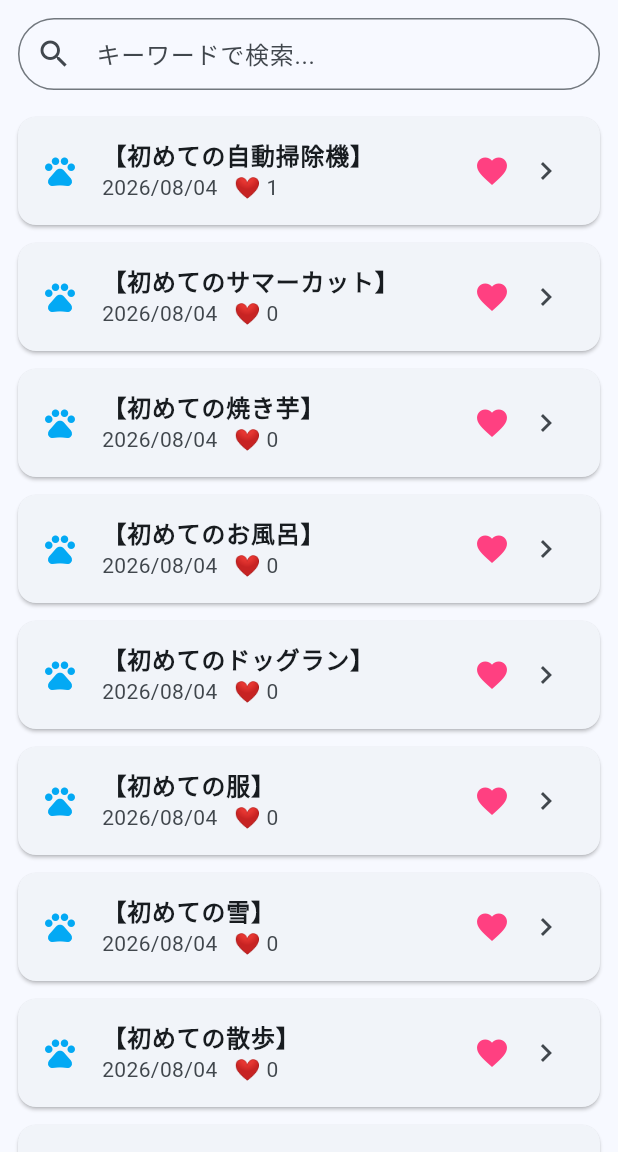
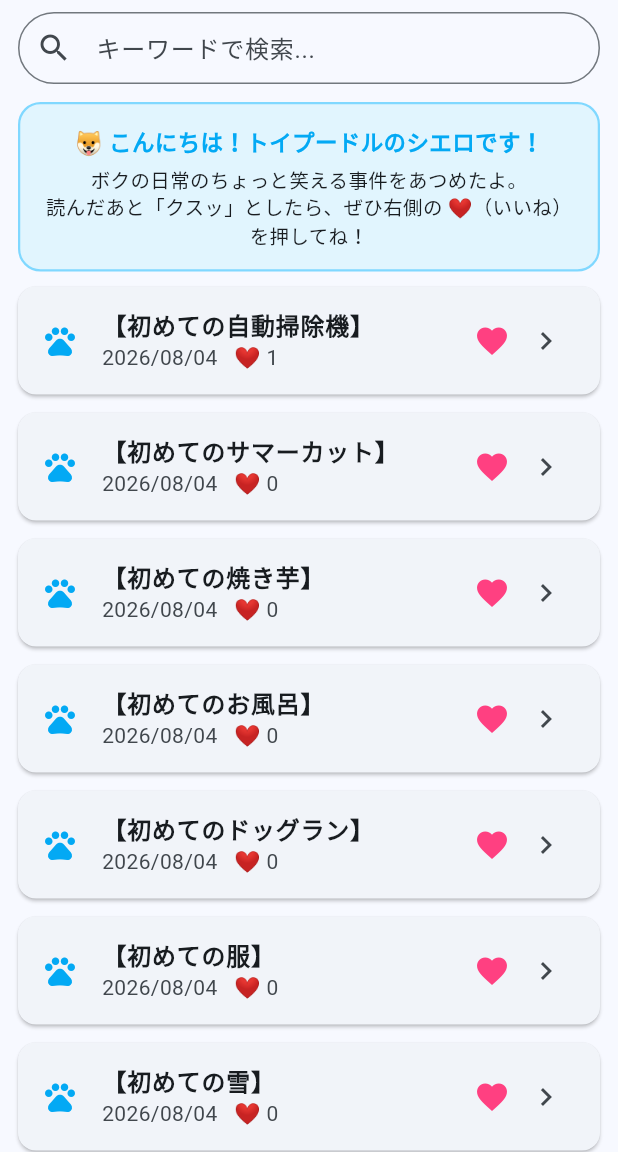
Before and after one commit to aska520709-blip/my_first_app, a Flutter app: the screen it shows after launch, after a tap on the "favorite" icon, on a phone screen of 412 x 824 dp, the part 84-1236 px from its top. Run offline on Flutter 3.47's test engine with Material 3 defaults, Android fonts, the phone set to English and light mode, and no system bars; our stand-ins replace shared_preferences; statements that could not run were skipped.

Commit message:
Add welcome banner card on top page

```diff
--- a/lib/main.dart
+++ b/lib/main.dart
@@ -152,11 +152,10 @@ class _StoryListPageState extends State<StoryListPage> {
 
   Future<void> _loadStories() async {
     final prefs = await SharedPreferences.getInstance();
-    // キャッシュクリア用バージョン
     final String? version = prefs.getString('data_version');
-    if (version != '2026_exact_v1') {
+    if (version != '2026_banner_v1') {
       await prefs.clear();
-      await prefs.setString('data_version', '2026_exact_v1');
+      await prefs.setString('data_version', '2026_banner_v1');
     }
 
     final String? storiesJson = prefs.getString('saved_stories');
@@ -320,7 +319,7 @@ class _StoryListPageState extends State<StoryListPage> {
       body: Column(
         children: [
           Padding(
-            padding: const EdgeInsets.all(12.0),
+            padding: const EdgeInsets.symmetric(horizontal: 12.0, vertical: 8.0),
             child: TextField(
               decoration: InputDecoration(
                 hintText: 'キーワードで検索...',
@@ -335,6 +334,31 @@ class _StoryListPageState extends State<StoryListPage> {
                   searchQuery = value;
                 });
               },
+            ),
+          ),
+          // シエロの挨拶バナーカード
+          Container(
+            width: double.infinity,
+            margin: const EdgeInsets.symmetric(horizontal: 12.0, vertical: 4.0),
+            padding: const EdgeInsets.all(14.0),
+            decoration: BoxDecoration(
+              color: Colors.lightBlue.shade50,
+              borderRadius: BorderRadius.circular(15),
+              border: Border.all(color: Colors.lightBlueAccent.shade100, width: 1.5),
+            ),
+            child: const Column(
+              children: [
+                Text(
+                  '🐶 こんにちは！トイプードルのシエロです！',
+                  style: TextStyle(fontSize: 15, fontWeight: FontWeight.bold, color: Colors.lightBlue),
+                ),
+                SizedBox(height: 4),
+                Text(
+                  'ボクの日常のちょっと笑える事件をあつめたよ。\n読んだあと「クスッ」としたら、ぜひ右側の ❤️（いいね）を押してね！',
+                  textAlign: TextAlign.center,
+                  style: TextStyle(fontSize: 13, color: Colors.black70, height: 1.4),
+                ),
+              ],
             ),
           ),
           Expanded(
```
